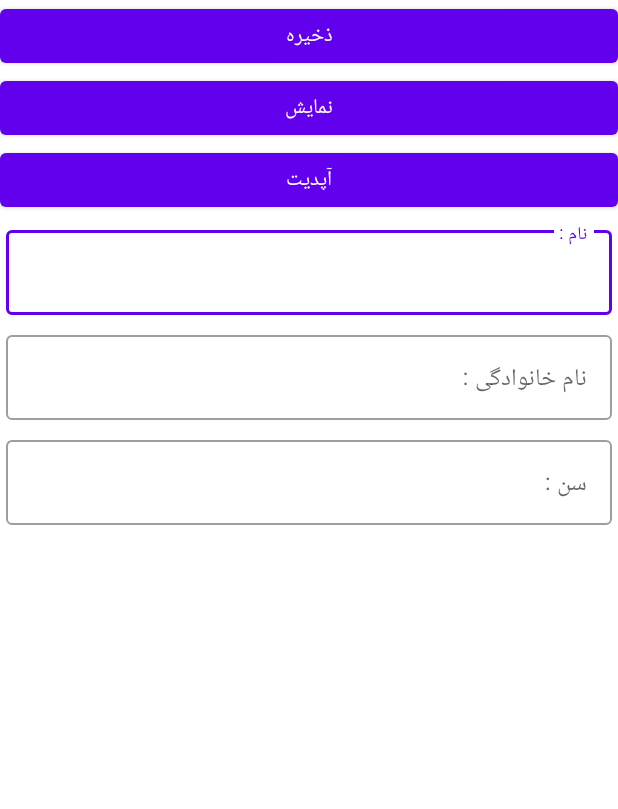
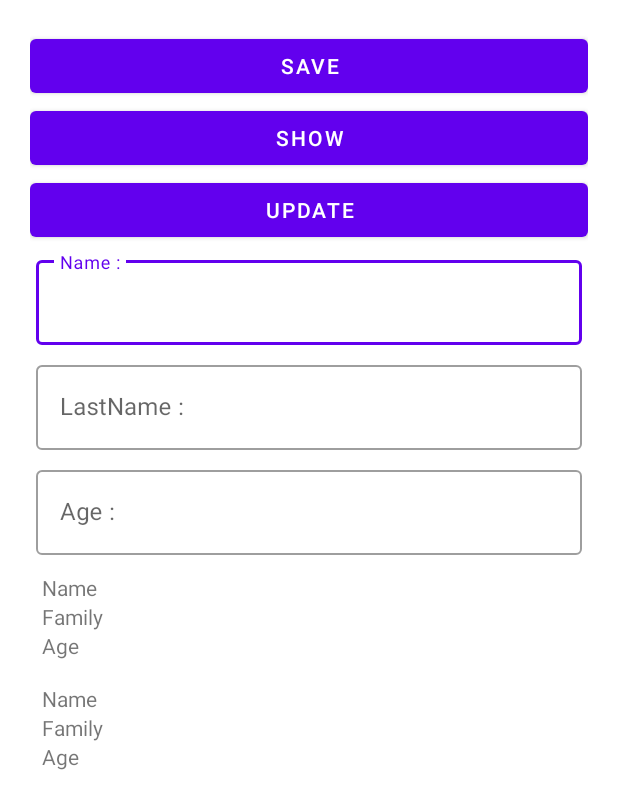
Before and after one commit to arashaltafi/Room, an Android app: the layout activity_java_main.xml on its own in the app's theme, with its tools: preview values and no code run, on a phone screen of 412 x 824 dp. Shown: the top 809 px of the screen. Run offline under Robolectric (Android 15) with nearby library versions, the phone set to English and light mode, and no system bars.

Commit message:
Commit Clean

```diff
--- a/app/src/main/res/layout/activity_java_main.xml
+++ b/app/src/main/res/layout/activity_java_main.xml
@@ -1,36 +1,36 @@
 <?xml version="1.0" encoding="utf-8"?>
-<LinearLayout
-    android:orientation="vertical"
-    xmlns:android="http://schemas.android.com/apk/res/android"
-    xmlns:app="http://schemas.android.com/apk/res-auto"
+<androidx.appcompat.widget.LinearLayoutCompat xmlns:android="http://schemas.android.com/apk/res/android"
     xmlns:tools="http://schemas.android.com/tools"
     android:layout_width="match_parent"
-    android:layout_height="match_parent">
+    android:layout_height="match_parent"
+    android:orientation="vertical"
+    android:padding="20dp">
 
     <com.google.android.material.button.MaterialButton
-        android:text="ذخیره"
         android:id="@+id/btn_save"
         android:layout_width="match_parent"
-        android:layout_height="wrap_content"/>
+        android:layout_height="wrap_content"
+        android:text="save" />
 
     <com.google.android.material.button.MaterialButton
-        android:text="نمایش"
         android:id="@+id/btn_show"
         android:layout_width="match_parent"
-        android:layout_height="wrap_content"/>
+        android:layout_height="wrap_content"
+        android:text="show" />
 
     <com.google.android.material.button.MaterialButton
-        android:text="آپدیت"
         android:id="@+id/btn_update"
         android:layout_width="match_parent"
-        android:layout_height="wrap_content"/>
+        android:layout_height="wrap_content"
+        android:text="update" />
 
     <com.google.android.material.textfield.TextInputLayout
         style="@style/Widget.MaterialComponents.TextInputLayout.OutlinedBox"
         android:layout_width="match_parent"
         android:layout_height="wrap_content"
         android:layout_margin="4dp"
-        android:hint="نام :">
+        android:hint="Name :">
+
         <com.google.android.material.textfield.TextInputEditText
             android:id="@+id/edt_Name"
             android:layout_width="match_parent"
@@ -42,7 +42,8 @@
         android:layout_width="match_parent"
         android:layout_height="wrap_content"
         android:layout_margin="4dp"
-        android:hint="نام خانوادگی :">
+        android:hint="LastName :">
+
         <com.google.android.material.textfield.TextInputEditText
             android:id="@+id/edt_Family"
             android:layout_width="match_parent"
@@ -54,16 +55,20 @@
         android:layout_width="match_parent"
         android:layout_height="wrap_content"
         android:layout_margin="4dp"
-        android:hint="سن :">
+        android:hint="Age :">
+
         <com.google.android.material.textfield.TextInputEditText
             android:id="@+id/edt_Age"
             android:layout_width="match_parent"
             android:layout_height="wrap_content" />
+
     </com.google.android.material.textfield.TextInputLayout>
 
     <androidx.recyclerview.widget.RecyclerView
+        android:id="@+id/recy_user"
         android:layout_width="match_parent"
         android:layout_height="wrap_content"
-        android:id="@+id/recy_user"/>
+        tools:itemCount="2"
+        tools:listitem="@layout/item_user" />
 
-</LinearLayout>
+</androidx.appcompat.widget.LinearLayoutCompat>
--- a/app/src/main/res/layout/activity_main.xml
+++ b/app/src/main/res/layout/activity_main.xml
@@ -1,5 +1,5 @@
 <?xml version="1.0" encoding="utf-8"?>
-<LinearLayout xmlns:android="http://schemas.android.com/apk/res/android"
+<androidx.appcompat.widget.LinearLayoutCompat xmlns:android="http://schemas.android.com/apk/res/android"
     xmlns:tools="http://schemas.android.com/tools"
     android:layout_width="match_parent"
     android:layout_height="match_parent"
@@ -9,7 +9,7 @@
     android:padding="20dp"
     tools:context=".MainActivity">
 
-    <TextView
+    <com.google.android.material.textview.MaterialTextView
         android:layout_width="wrap_content"
         android:layout_height="wrap_content"
         android:background="@color/black"
@@ -36,4 +36,4 @@
         android:text="Sample in Kotlin"
         android:textSize="16sp" />
 
-</LinearLayout>
+</androidx.appcompat.widget.LinearLayoutCompat>
--- a/app/src/main/res/layout/item_user.xml
+++ b/app/src/main/res/layout/item_user.xml
@@ -1,25 +1,28 @@
 <?xml version="1.0" encoding="utf-8"?>
-<LinearLayout
+<androidx.appcompat.widget.LinearLayoutCompat xmlns:android="http://schemas.android.com/apk/res/android"
+    xmlns:tools="http://schemas.android.com/tools"
+    android:layout_width="match_parent"
+    android:layout_height="wrap_content"
+    android:layout_margin="4dp"
     android:orientation="vertical"
-    android:padding="4dp"
-    android:layout_margin="4dp"
-    xmlns:android="http://schemas.android.com/apk/res/android"
-    android:layout_width="match_parent"
-    android:layout_height="wrap_content">
+    android:padding="4dp">
 
-    <TextView
+    <com.google.android.material.textview.MaterialTextView
+        android:id="@+id/txt_name"
         android:layout_width="wrap_content"
         android:layout_height="wrap_content"
-        android:id="@+id/txt_name"/>
+        tools:text="Name" />
 
-    <TextView
+    <com.google.android.material.textview.MaterialTextView
+        android:id="@+id/txt_family"
         android:layout_width="wrap_content"
         android:layout_height="wrap_content"
-        android:id="@+id/txt_family"/>
+        tools:text="Family" />
 
-    <TextView
+    <com.google.android.material.textview.MaterialTextView
+        android:id="@+id/txt_age"
         android:layout_width="wrap_content"
         android:layout_height="wrap_content"
-        android:id="@+id/txt_age"/>
+        tools:text="Age" />
 
-</LinearLayout>
+</androidx.appcompat.widget.LinearLayoutCompat>
```
Also changed, not shown: app/src/main/res/layout/activity_kotlin_main.xml (+23 -20 lines).
